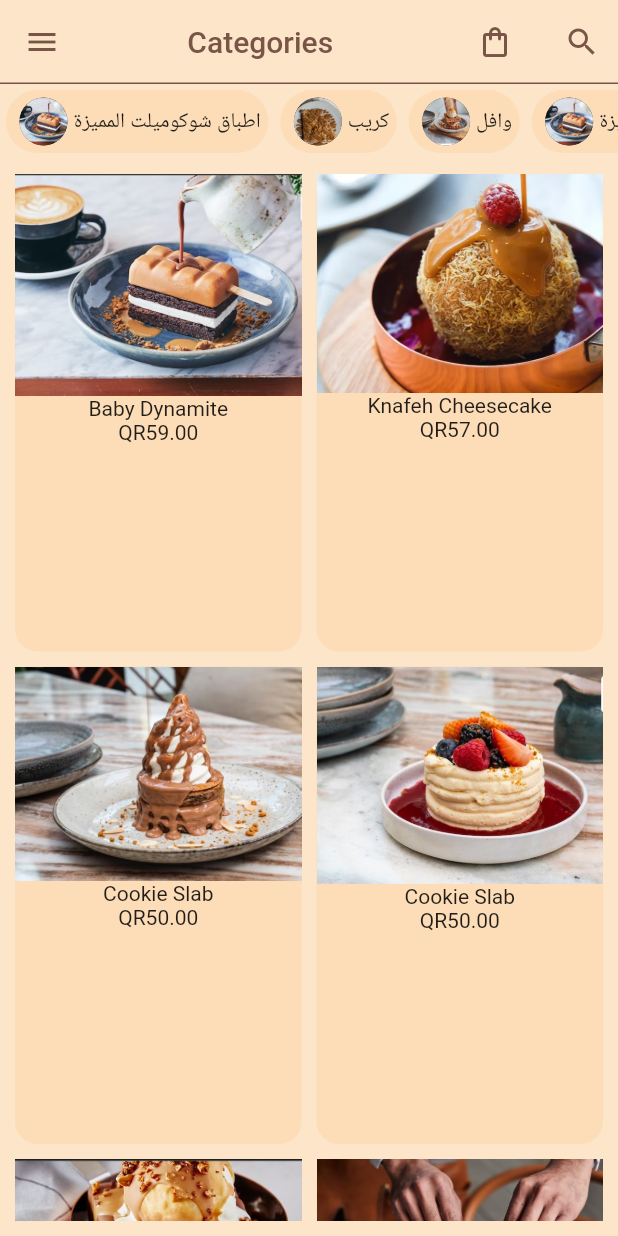
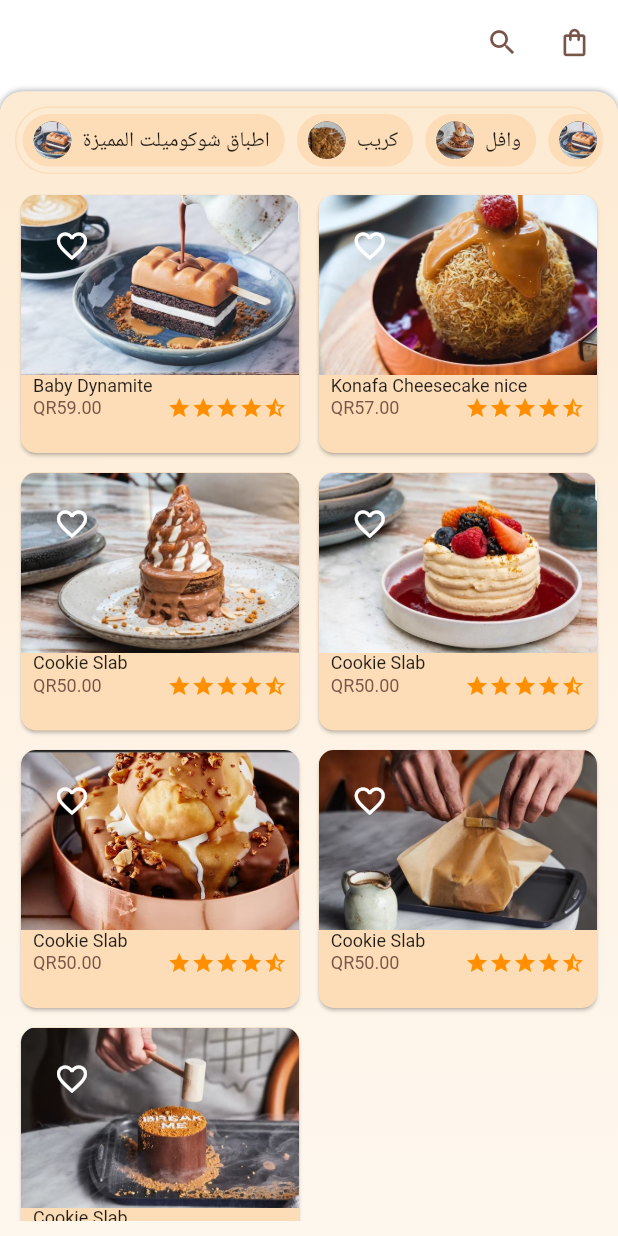
Before and after one commit to Ahamed-shareef/learn, a Flutter app: the screen it shows after launch, after a tap on "تسجيل الدخول", on a phone screen of 412 x 824 dp. Run offline on Flutter 3.47's test engine with Material 2 defaults, Android fonts, the phone set to English and light mode, and no system bars; our stand-ins replace awesome_dialog, google_fonts; missing offline and left inert: dart:ffi; Roboto replaces fonts that are missing (Cairo).

Commit message:
Perfecting home screen design

```diff
--- a/lib/main.dart
+++ b/lib/main.dart
@@ -2,13 +2,11 @@ import 'package:flutter/material.dart';
 import 'package:google_fonts/google_fonts.dart';
 import 'package:learn/constants/colors.dart';
 import 'package:learn/constants/route_names.dart';
+import 'package:learn/screens/auth/sign_in_screen.dart';
+import 'package:learn/screens/home/home_screen.dart';
 import 'package:learn/view/dishes.dart';
-import 'package:learn/view/home.dart';
-import 'package:learn/view/login.dart';
 
-void main() {
-  runApp(const MyApp());
-}
+void main() => runApp(const MyApp());
 
 class MyApp extends StatelessWidget {
   const MyApp({Key? key}) : super(key: key);
@@ -17,27 +15,27 @@ class MyApp extends StatelessWidget {
   @override
   Widget build(BuildContext context) {
     return MaterialApp(
+//!   ThemeData appBarTheme(BuildContext context) {
+//!     final ThemeData theme = Theme.of(context);
+//!     return theme.copyWith(
+//!       primaryColor: theme.primaryColor,
+//!       primaryIconTheme: theme.primaryIconTheme,
+//!       primaryColorBrightness: theme.primaryColorBrightness,
+//!       primaryTextTheme: theme.primaryTextTheme,
+//!     );
+//!   }
       debugShowCheckedModeBanner: false,
-//       ThemeData appBarTheme(BuildContext context) {
-//    final ThemeData theme = Theme.of(context);
-//    return theme.copyWith(
-//      primaryColor: theme.primaryColor,
-//      primaryIconTheme: theme.primaryIconTheme,
-//      primaryColorBrightness: theme.primaryColorBrightness,
-//      primaryTextTheme: theme.primaryTextTheme,
-//    );
-//  }
       theme: ThemeData(
-        // textSelectionTheme: TextSelectionThemeData(
-        //   selectionHandleColor:AppColors.primaryColor),
+//!     textSelectionTheme: TextSelectionThemeData(
+//!     selectionHandleColor:AppColors.primaryColor),
         primarySwatch: AppColors.primaryColor,
         primaryColor: AppColors.primaryColor,
         textTheme: GoogleFonts.cairoTextTheme(),
       ),
-      home: const Login(),
+      home: const SignInScreen(),
       routes: {
-        AppRouteNames.login: (context) => const Login(),
-        AppRouteNames.home: (context) => const Home(),
+        AppRouteNames.login: (context) => const SignInScreen(),
+        AppRouteNames.home: (context) => const HomeScreen(),
         AppRouteNames.dishes: (context) => const Dishes(),
         AppRouteNames.dishDetails: (context) => const Dishes(),
       },
--- a/lib/models/dishes.dart
+++ b/lib/models/dishes.dart
@@ -1,7 +1,7 @@
 // Data model for each entity
 
 class Dish {
-  final String catigotyID;
+  final String categoryID;
   final String id;
   final String name;
   final String price;
@@ -9,7 +9,7 @@ class Dish {
   final String description;
 
   const Dish(
-      {required this.catigotyID,
+      {required this.categoryID,
       required this.id,
       required this.name,
       required this.price,
@@ -19,7 +19,7 @@ class Dish {
 
 List<Dish> dishes = const [
   Dish(
-      catigotyID: "1",
+      categoryID: "1",
       id: "1",
       name: "Baby Dynamite",
       price: "QR59.00",
@@ -27,41 +27,43 @@ List<Dish> dishes = const [
       description:
           "Layers of brownie with chocolate fudge, vanilla ice cream and peanut butter caramel ice cake served with hot milk chocolate sauce"),
   Dish(
-      catigotyID: "1",
+      categoryID: "1",
       id: "2",
-      name: "Knafeh Cheesecake",
+      name: "Konafa Cheesecake nice",
       price: "QR57.00",
       image: "images/2.jpg",
       description:
-          "Sphere of strawberry sauce stuffed vanilla cheesecake rolled in golden fried kenaefah served with lotus sauce and strawberry sauce. "),
+          "Sphere of strawberry sauce stuffed vanilla cheesecake rolled in golden fried Konafa served with lotus sauce and strawberry sauce. "),
   Dish(
-      catigotyID: "1",
+      categoryID: "1",
       id: "3",
       name: "Cookie Slab",
       price: "QR50.00",
       image: "images/3.jpg",
       description: "Moist chocolate chip cookie bar topped with vanilla soft serve ice cream and Belgian milk chocolate"),
   Dish(
-      catigotyID: "1",
+      categoryID: "1",
       id: "4",
       name: "Cookie Slab",
       price: "QR50.00",
       image: "images/4.jpg",
       description: "Moist chocolate chip cookie bar topped with vanilla soft serve ice cream and Belgian milk chocolate"),
-        Dish(
-      catigotyID: "1",
+  Dish(
+      categoryID: "1",
       id: "4",
       name: "Cookie Slab",
       price: "QR50.00",
       image: "images/5.jpg",
-      description: "Moist chocolate chip cookie bar topped with vanilla soft serve ice cream and Belgian milk chocolate"),  Dish(
-      catigotyID: "1",
+      description: "Moist chocolate chip cookie bar topped with vanilla soft serve ice cream and Belgian milk chocolate"),
+  Dish(
+      categoryID: "1",
       id: "4",
       name: "Cookie Slab",
       price: "QR50.00",
       image: "images/6.jpg",
-      description: "Moist chocolate chip cookie bar topped with vanilla soft serve ice cream and Belgian milk chocolate"),  Dish(
-      catigotyID: "1",
+      description: "Moist chocolate chip cookie bar topped with vanilla soft serve ice cream and Belgian milk chocolate"),
+  Dish(
+      categoryID: "1",
       id: "4",
       name: "Cookie Slab",
       price: "QR50.00",
--- /dev/null
+++ b/lib/screens/auth/sign_in_screen.dart
@@ -0,0 +1,88 @@
+// ignore: unused_import
+import 'dart:ffi';
+
+import 'package:flutter/material.dart';
+import 'package:learn/constants/colors.dart';
+import 'package:learn/constants/route_names.dart';
+
+class SignInScreen extends StatelessWidget {
+  const SignInScreen({Key? key}) : super(key: key);
+  @override
+  Widget build(BuildContext context) {
+    return Scaffold(
+      backgroundColor: AppColors.background,
+      body: SafeArea(
+        child: ListView(
+          children: [
+            const SizedBox(height: 20),
+            const CircleAvatar(
+              radius: 70,
+              backgroundImage: AssetImage("images/login.jpg"),
+            ),
+            const SizedBox(height: 20),
+            Card(
+              clipBehavior: Clip.antiAliasWithSaveLayer,
+              shape: RoundedRectangleBorder(borderRadius: BorderRadius.circular(20)),
+              margin: const EdgeInsets.only(left: 10, right: 10, bottom: 10),
+              color: AppColors.background,
+              child: Container(
+                padding: const EdgeInsets.all(15),
+                child: Form(
+                    child: Column(
+                  children: [
+                    TextFormField(
+                      decoration: InputDecoration(
+                        hintText: "username",
+                        prefixIcon: const Icon(Icons.person),
+                        border: OutlineInputBorder(
+                          borderSide: const BorderSide(width: 1),
+                          borderRadius: BorderRadius.circular(40),
+                        ),
+                      ),
+                    ),
+                    const SizedBox(height: 20),
+                    TextFormField(
+                      obscureText: true,
+                      decoration: InputDecoration(
+                        hintText: "password",
+                        prefixIcon: const Icon(Icons.person),
+                        border: OutlineInputBorder(
+                          borderSide: const BorderSide(width: 1),
+                          borderRadius: BorderRadius.circular(40),
+                        ),
+                      ),
+                    ),
+                    const SizedBox(height: 20),
+                    Container(
+                      margin: const EdgeInsets.all(10),
+                      child: ElevatedButton(
+                          style: ElevatedButton.styleFrom(
+                            shape: RoundedRectangleBorder(borderRadius: BorderRadius.circular(30)),
+                            primary: Colors.brown,
+                            padding: const EdgeInsets.symmetric(horizontal: 20, vertical: 10),
+                          ),
+                          onPressed: () => Navigator.of(context).pushReplacementNamed(AppRouteNames.home),
+                          child: const Text(
+                            "تسجيل الدخول ",
+                            style: TextStyle(fontSize: 18, fontWeight: FontWeight.bold),
+                          )),
+                    ),
+                    const SizedBox(height: 50),
+                    Row(
+                      children: const [
+                        InkWell(
+                          child: Text("اضغط هنا ", style: TextStyle(color: AppColors.primaryColor, fontSize: 18)),
+                        ),
+                        Text("اذا كنت لا تملك حساب "),
+                      ],
+                    )
+                  ],
+                )),
+              ),
+            )
+          ],
+        ),
+      ),
+    );
+  }
+}
--- /dev/null
+++ b/lib/screens/dish_details/dish_details_screen.dart
@@ -0,0 +1,31 @@
+import 'package:flutter/material.dart';
+import 'package:learn/constants/colors.dart';
+import 'package:learn/screens/home/widgets/dishes_search.dart';
+
+class DishDetailsScreen extends StatelessWidget {
+  const DishDetailsScreen({super.key});
+
+  @override
+  Widget build(BuildContext context) {
+    return Scaffold(
+        backgroundColor: AppColors.background,
+        appBar: AppBar(
+          backgroundColor: AppColors.background,
+          foregroundColor: AppColors.primaryColor,
+          elevation: 0,
+          actions: [
+            const SizedBox(width: 5),
+            IconButton(
+              icon: const Icon(Icons.search, size: 22),
+              onPressed: () => showSearch(context: context, delegate: DishesSearch()), //* Search View
+            ),
+            IconButton(
+              icon: const Icon(Icons.shopping_bag_outlined, size: 22),
+              onPressed: () {},
+            ),
+            const SizedBox(width: 5),
+          ],
+        ),
+        body: Column());
+  }
+}
--- /dev/null
+++ b/lib/screens/home/home_screen.dart
@@ -0,0 +1,76 @@
+import 'package:flutter/material.dart';
+import 'package:learn/constants/colors.dart';
+import 'package:learn/models/dishes.dart';
+import 'package:learn/screens/home/widgets/categories_horizontal_view.dart';
+import 'package:learn/screens/home/widgets/dishes_search.dart';
+
+import 'widgets/dishes_grid.dart';
+
+class HomeScreen extends StatefulWidget {
+  const HomeScreen({Key? key}) : super(key: key);
+  @override
+  State<HomeScreen> createState() => _HomeScreenState();
+}
+
+class _HomeScreenState extends State<HomeScreen> {
+  @override
+  Widget build(BuildContext context) {
+    return Scaffold(
+      backgroundColor: Colors.white,
+      appBar: AppBar(
+        //! title: const Center(child: Text("Categories")),
+        backgroundColor: Colors.white,
+        foregroundColor: AppColors.primaryColor,
+        elevation: 0,
+        // shape: const Border(bottom: BorderSide(color: AppColors.primaryColor)),
+        actions: [
+          const SizedBox(width: 5),
+          IconButton(
+            icon: const Icon(Icons.search, size: 22),
+            onPressed: () => showSearch(context: context, delegate: DishesSearch()), //* Search View
+          ),
+          IconButton(
+            icon: const Icon(Icons.shopping_bag_outlined, size: 22),
+            onPressed: () {},
+          ),
+          const SizedBox(width: 5),
+        ],
+      ),
+      //! drawer: const Drawer(),
+      body: Container(
+        margin: const EdgeInsets.only(top: 5),
+        decoration: const BoxDecoration(
+          color: Colors.white,
+          boxShadow: [BoxShadow(color: Colors.grey, blurRadius: 3, offset: Offset(0, 0))],
+          borderRadius: BorderRadius.only(topLeft: Radius.circular(15), topRight: Radius.circular(15)),
+        ),
+        child: Container(
+          padding: const EdgeInsets.only(top: 10),
+          decoration: BoxDecoration(
+            gradient: LinearGradient(
+              begin: Alignment.topCenter,
+              end: Alignment.bottomCenter,
+              colors: [
+                AppColors.background.withOpacity(0.8),
+                AppColors.background.withOpacity(0.7),
+                AppColors.background.withOpacity(0.5),
+                AppColors.background.withOpacity(0.4),
+                AppColors.background.withOpacity(0.3),
+              ],
+            ),
+            borderRadius: const BorderRadius.only(topLeft: Radius.circular(15), topRight: Radius.circular(15)),
+          ),
+          child: Column(
+            children: [
+              //* List view to present categories
+              const CategoriesHorizontalView(),
+              //
+              //* Grid View for the home page
+              Flexible(child: DishesGrid(dishes: dishes)),
+            ],
+          ),
+        ),
+      ),
+    );
+  }
+}
--- /dev/null
+++ b/lib/screens/home/widgets/categories_horizontal_view.dart
@@ -0,0 +1,49 @@
+import 'package:flutter/material.dart';
+import 'package:learn/constants/colors.dart';
+import 'package:learn/constants/route_names.dart';
+import 'package:learn/models/categories.dart';
+
+class CategoriesHorizontalView extends StatelessWidget {
+  const CategoriesHorizontalView({super.key});
+
+  @override
+  Widget build(BuildContext context) {
+    return Container(
+      margin: const EdgeInsets.symmetric(horizontal: 10),
+      width: double.infinity,
+      height: 45,
+      decoration: BoxDecoration(
+        border: Border.all(color: AppColors.backgroundShaded),
+        borderRadius: BorderRadius.circular(50),
+      ),
+      child: ClipRRect(
+        borderRadius: BorderRadius.circular(60.0),
+        child: ListView.builder(
+          physics: const BouncingScrollPhysics(),
+          scrollDirection: Axis.horizontal,
+          itemCount: category.length,
+          itemBuilder: (BuildContext context, int index) {
+            return GestureDetector(
+              onTap: () => Navigator.of(context).pushNamed(AppRouteNames.dishes),
+              child: Card(
+                elevation: 0,
+                color: AppColors.backgroundShaded,
+                shape: RoundedRectangleBorder(borderRadius: BorderRadius.circular(50)),
+                child: Padding(
+                  padding: const EdgeInsets.symmetric(vertical: 5),
+                  child: Row(
+                    children: [
+                      CircleAvatar(backgroundImage: AssetImage(category[index].image)),
+                      Text(category[index].name),
+                      const SizedBox(width: 10),
+                    ],
+                  ),
+                ),
+              ),
+            );
+          },
+        ),
+      ),
+    );
+  }
+}
--- /dev/null
+++ b/lib/screens/home/widgets/dish_card.dart
@@ -0,0 +1,83 @@
+import 'package:flutter/material.dart';
+import 'package:learn/constants/colors.dart';
+import 'package:learn/models/dishes.dart';
+
+class DishesCard extends StatefulWidget {
+  final Dish dish;
+  const DishesCard({super.key, required this.dish});
+
+  @override
+  State<DishesCard> createState() => _DishesCardState();
+}
+
+class _DishesCardState extends State<DishesCard> {
+  bool favorite = false;
+
+  @override
+  Widget build(BuildContext context) {
+    return Card(
+      clipBehavior: Clip.antiAliasWithSaveLayer,
+      color: AppColors.backgroundShaded,
+      shape: RoundedRectangleBorder(borderRadius: BorderRadius.circular(10)), // alignment: Alignment.center,
+      child: Stack(
+        children: [
+          GestureDetector(
+            // TODO: Add dish details screen
+            // TODO: Add navigation to dish details
+            onTap: () {},
+            child: Column(
+              children: [
+                Image.asset(widget.dish.image, width: double.infinity, height: 120, fit: BoxFit.cover),
+                Padding(
+                  padding: const EdgeInsets.symmetric(horizontal: 8),
+                  child: Column(
+                    crossAxisAlignment: CrossAxisAlignment.start,
+                    children: [
+                      Text(
+                        widget.dish.name,
+                        style: const TextStyle(fontSize: 12),
+                        softWrap: false,
+                        overflow: TextOverflow.ellipsis,
+                      ),
+                      Row(
+                        mainAxisAlignment: MainAxisAlignment.spaceBetween,
+                        children: [
+                          Text(
+                            widget.dish.price,
+                            style: const TextStyle(color: AppColors.primaryColor, fontSize: 12),
+                          ),
+
+                          Row(
+                            children: [
+                              Icon(Icons.star, size: 16, color: Colors.amber.shade800),
+                              Icon(Icons.star, size: 16, color: Colors.amber.shade800),
+                              Icon(Icons.star, size: 16, color: Colors.amber.shade800),
+                              Icon(Icons.star, size: 16, color: Colors.amber.shade800),
+                              Icon(Icons.star_half, size: 16, color: Colors.amber.shade800),
+                            ],
+                          )
+                          // const Text("4.5", style: TextStyle(color: AppColors.primaryColor, height: 2)),
+                        ],
+                      )
+                    ],
+                  ),
+                ),
+              ],
+            ),
+          ),
+          Positioned(
+            top: 10,
+            left: 10,
+            child: IconButton(
+              icon: Icon(
+                favorite ? Icons.favorite : Icons.favorite_outline,
+                color: favorite ? Colors.red : Colors.white,
+              ),
+              onPressed: () => setState(() => favorite = !favorite),
+            ),
+          ),
+        ],
+      ),
+    );
+  }
+}
--- /dev/null
+++ b/lib/screens/home/widgets/dishes_grid.dart
@@ -0,0 +1,35 @@
+import 'package:flutter/material.dart';
+import 'package:learn/models/dishes.dart';
+import 'package:learn/screens/home/widgets/dish_card.dart';
+
+class DishesGrid extends StatelessWidget {
+  final List<Dish> dishes;
+
+  const DishesGrid({super.key, required this.dishes});
+
+  @override
+  Widget build(BuildContext context) {
+    return Padding(
+      padding: const EdgeInsets.all(10.0),
+      child: ClipRRect(
+        borderRadius: const BorderRadius.only(
+          topRight: Radius.circular(15),
+          topLeft: Radius.circular(15),
+        ),
+        child: GridView.builder(
+          padding: EdgeInsets.zero,
+          physics: const BouncingScrollPhysics(),
+          gridDelegate: const SliverGridDelegateWithMaxCrossAxisExtent(
+            maxCrossAxisExtent: 200,
+            mainAxisExtent: 180,
+            childAspectRatio: 3 / 5,
+            crossAxisSpacing: 5,
+            mainAxisSpacing: 5,
+          ),
+          itemCount: dishes.length,
+          itemBuilder: (context, index) => DishesCard(dish: dishes[index]),
+        ),
+      ),
+    );
+  }
+}
--- /dev/null
+++ b/lib/screens/home/widgets/dishes_search.dart
@@ -0,0 +1,74 @@
+import 'package:flutter/material.dart';
+import 'package:learn/constants/colors.dart';
+import 'package:learn/models/dishes.dart';
+import 'package:learn/screens/home/widgets/dishes_grid.dart';
+
+class DishesSearch extends SearchDelegate {
+  @override
+  ThemeData appBarTheme(BuildContext context) {
+    final ThemeData theme = Theme.of(context);
+    return theme.copyWith(
+      appBarTheme: AppBarTheme(
+        backgroundColor: AppColors.background,
+        iconTheme: theme.primaryIconTheme.copyWith(color: AppColors.primaryColor),
+        toolbarTextStyle: theme.textTheme.bodyText2,
+        titleTextStyle: theme.textTheme.headline6,
+      ),
+      inputDecorationTheme: searchFieldDecorationTheme ??
+          InputDecorationTheme(
+            hintStyle: searchFieldStyle ?? theme.inputDecorationTheme.hintStyle,
+            border: InputBorder.none,
+          ),
+    );
+  }
+
+  @override
+  List<Widget>? buildActions(BuildContext context) {
+    return [IconButton(onPressed: () => query = "", icon: const Icon(Icons.close))];
+  }
+
+  @override
+  Widget? buildLeading(BuildContext context) {
+    return IconButton(onPressed: () => close(context, null), icon: const Icon(Icons.arrow_back));
+  }
+
+  @override
+  Widget buildResults(BuildContext context) {
+    return const Text("data");
+  }
+
+  @override
+  Widget buildSuggestions(BuildContext context) {
+    var filterDishes = dishes.where(
+      (element) => element.name.toLowerCase().contains(query.toLowerCase()),
+    );
+
+    List<Dish> usedDishes = query == "" ? dishes : filterDishes.toList();
+
+    return DishesGrid(dishes: usedDishes);
+
+    //! To be Removed
+    // return ListView.builder(
+    //   itemCount: usedDishes.length,
+    //   itemBuilder: (context, i) {
+    //     return InkWell(
+    //       onTap: () => showResults(context),
+    //       child: Container(
+    //         padding: const EdgeInsets.all(20),
+    //         color: AppColors.backgroundShaded,
+    //         child: Column(
+    //           children: [
+    //             Image.asset(usedDishes[i].image),
+    //             Text(usedDishes[i].name),
+    //             Text(usedDishes[i].price),
+    //             Text(usedDishes[i].description),
+    //             const SizedBox(height: 10),
+    //             const Text("************************")
+    //           ],
+    //         ),
+    //       ),
+    //     );
+    //   },
+    // );
+  }
+}
--- a/lib/view/home.dart
+++ /dev/null
@@ -1,146 +0,0 @@
-import 'package:flutter/material.dart';
-import 'package:learn/constants/colors.dart';
-import 'package:learn/constants/route_names.dart';
-import 'package:learn/models/categories.dart';
-import 'package:learn/models/dishes.dart';
-
-class Home extends StatefulWidget {
-  const Home({Key? key}) : super(key: key);
-  @override
-  State<Home> createState() => _HomeState();
-}
-
-class _HomeState extends State<Home> {
-  @override
-  Widget build(BuildContext context) {
-    return Scaffold(
-      backgroundColor: AppColors.background,
-      appBar: AppBar(
-        title: const Center(child: Text("Categories")),
-        backgroundColor: AppColors.background,
-        foregroundColor: AppColors.primaryColor,
-        elevation: 0,
-        shape: const Border(bottom: BorderSide(color: AppColors.primaryColor)),
-        actions: [
-          const SizedBox(width: 15),
-          IconButton(
-            icon: const Icon(Icons.shopping_bag_outlined, size: 24),
-            onPressed: () {},
-          ),
-          const SizedBox(width: 10),
-          IconButton(
-            icon: const Icon(Icons.search, size: 24),
-            onPressed: () => showSearch(context: context, delegate: DishesSearch()),
-          ),
-        ],
-      ),
-      drawer: const Drawer(),
-      body: Column(
-        children: [
-          SizedBox(
-            width: double.infinity,
-            height: 50,
-            child: ListView.builder(
-              scrollDirection: Axis.horizontal,
-              itemCount: category.length,
-              itemBuilder: (BuildContext context, int index) {
-                return GestureDetector(
-                  onTap: () => Navigator.of(context).pushNamed(AppRouteNames.dishes),
-                  child: Card(
-                    elevation: 0,
-                    color: AppColors.backgroundShaded,
-                    shape: RoundedRectangleBorder(borderRadius: BorderRadius.circular(50)),
-                    child: Padding(
-                      padding: const EdgeInsets.all(5),
-                      child: Row(
-                        children: [
-                          CircleAvatar(backgroundImage: AssetImage(category[index].image)),
-                          Text(category[index].name),
-                        ],
-                      ),
-                    ),
-                  ),
-                );
-              },
-            ),
-          ),
-          Flexible(
-            child: Padding(
-              padding: const EdgeInsets.all(10.0),
-              child: GridView.builder(
-                gridDelegate: const SliverGridDelegateWithMaxCrossAxisExtent(
-                  maxCrossAxisExtent: 200,
-                  childAspectRatio: 3 / 5,
-                  crossAxisSpacing: 10,
-                  mainAxisSpacing: 10,
-                ),
-                itemCount: dishes.length,
-                itemBuilder: (context, index) {
-                  return Container(
-                      alignment: Alignment.center,
-                      decoration: BoxDecoration(color: AppColors.backgroundShaded, borderRadius: BorderRadius.circular(15)),
-                      child: Column(
-                        children: [
-                          Image.asset(dishes[index].image),
-                          Text(dishes[index].name),
-                          Text(dishes[index].price),
-                        ],
-                      ));
-                },
-              ),
-            ),
-          ),
-        ],
-      ),
-    );
-  }
-}
-
-class DishesSearch extends SearchDelegate {
-  @override
-  List<Widget>? buildActions(BuildContext context) {
-    return [IconButton(onPressed: () => query = "", icon: const Icon(Icons.close))];
-  }
-
-  @override
-  Widget? buildLeading(BuildContext context) {
-    return IconButton(onPressed: () => close(context, null), icon: const Icon(Icons.arrow_back));
-  }
-
-  @override
-  Widget buildResults(BuildContext context) {
-    return const Text("data");
-  }
-
-  @override
-  Widget buildSuggestions(BuildContext context) {
-    var filterDishes = dishes.where(
-      (element) => element.name.toLowerCase().contains(query.toLowerCase()),
-    );
-
-    List<Dish> usedDishes = query == "" ? dishes : filterDishes.toList();
-
-    return ListView.builder(
-      itemCount: usedDishes.length,
-      itemBuilder: (context, i) {
-        return InkWell(
-          onTap: () => showResults(context),
-          child: Container(
-            padding: const EdgeInsets.all(20),
-            color: AppColors.backgroundShaded,
-            child: Column(
-              children: [
-                Image.asset(usedDishes[i].image),
-                Text(usedDishes[i].name),
-                Text(usedDishes[i].price),
-                Text(usedDishes[i].description),
-                const SizedBox(height: 10),
-                const Text("************************")
-              ],
-            ),
-          ),
-        );
-      },
-    );
-  }
-}
```
Also changed, not shown: lib/screens/auth/sign_up_screen.dart (renamed from lib/view/login.dart).
